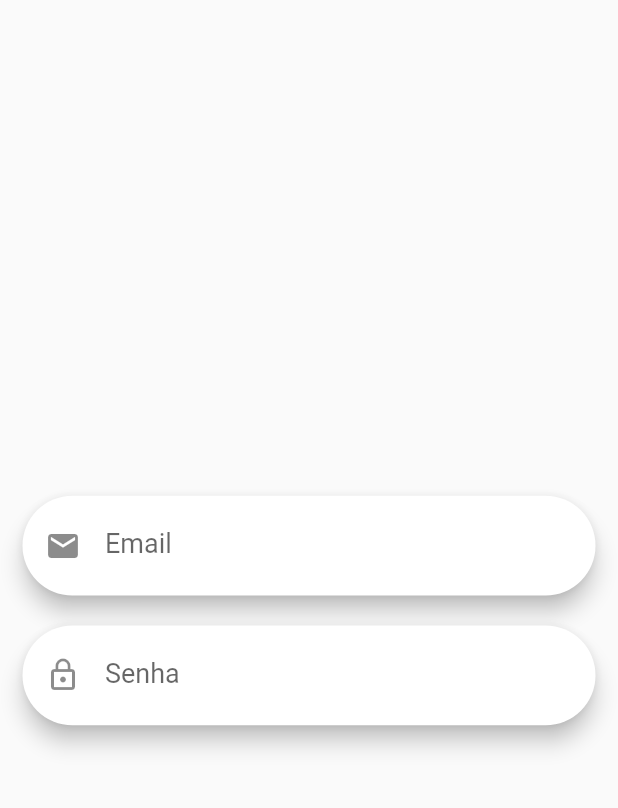
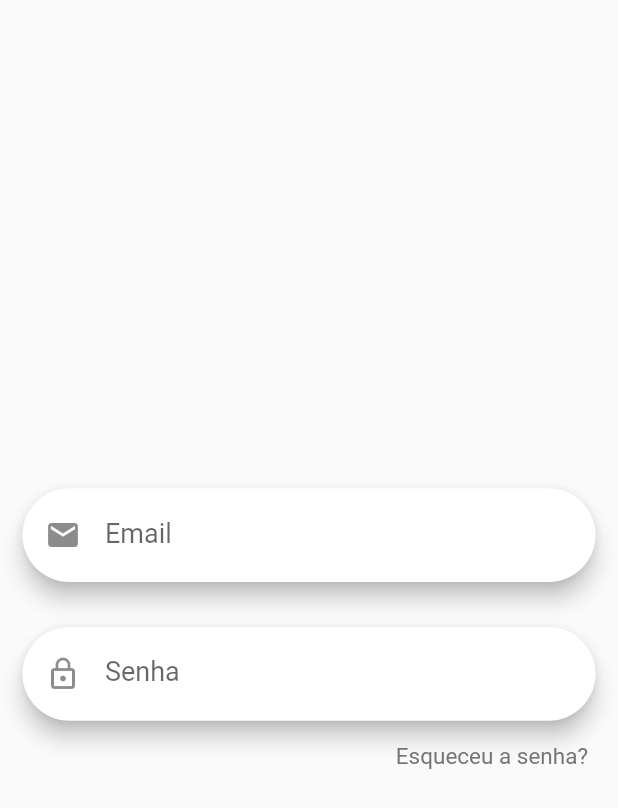
Before and after one commit to matheusrmribeiro/EquipmentMaintenance, a Flutter app: the Fields widget shown alone on an empty page, opened directly, on a phone screen of 412 x 824 dp. Shown: the top 808 px of the screen. Run offline on Flutter 3.47's test engine with Material 2 defaults, Android fonts, the phone set to English and light mode, and no system bars; our stand-ins replace cloud_firestore, date_format, firebase_auth, flutter_speed_dial, qr_flutter, rxdart; missing offline and left inert: barcode_scan, bloc_pattern, esys_flutter_share; accounts and stored records are empty; statements that could not run were skipped.

Commit message:
Login layout improvement
Created a new widget customTextFormField

```diff
--- a/lib/api/firebaseConnection.dart
+++ b/lib/api/firebaseConnection.dart
@@ -36,11 +36,13 @@ class FirebaseConnection{
 
   Future<User> getCurrentUserObject() async {
     User user = User();
-    var objeto = await currentUserObject();
+    FirebaseUser objeto = await currentUserObject();
 
-    DocumentSnapshot document = await Firestore.instance.collection("users").document(objeto.uid).get();
-    if (document.data != null)
-      user.toClass(document.documentID, document.data);
+    if (objeto!=null){
+      DocumentSnapshot document = await Firestore.instance.collection("users").document(objeto.uid).get();
+      if (document.data != null)
+        user.toClass(document.documentID, document.data);
+    }
 
     return user;
   }
--- a/lib/views/login.dart
+++ b/lib/views/login.dart
@@ -1,9 +1,9 @@
 import 'dart:ui';
 import 'package:bloc_pattern/bloc_pattern.dart';
 import 'package:flutter/material.dart';
-import 'package:font_awesome_flutter/font_awesome_flutter.dart';
-import 'package:qrcode/bloc/blocAuth.dart';
-import 'package:qrcode/bloc/blocLogin.dart';
+import '../bloc/blocAuth.dart';
+import '../bloc/blocLogin.dart';
+import '../widgets/customTextFormField.dart';
 
 final formKey = GlobalKey<FormState>();
 
@@ -57,54 +57,37 @@ class Fields extends StatelessWidget {
       mainAxisAlignment: MainAxisAlignment.center,
       crossAxisAlignment: CrossAxisAlignment.start,
       children: <Widget>[
-        Card(
-          elevation: 6,
-          margin: EdgeInsets.fromLTRB(15, 5, 15, 5),
-          shape: RoundedRectangleBorder(
-            borderRadius: BorderRadius.circular(50.0),
-          ),
-          child: Container(
-            padding: EdgeInsets.fromLTRB(15, 2, 2, 2),
-            child: TextFormField(
-              key: Key('email'),
+        CustomTextForm(
+          textKey: Key('email'),
           keyboardType: TextInputType.emailAddress,
-              decoration: InputDecoration(
-                labelText: 'Email',
-                icon: Icon(Icons.email),
-                border: InputBorder.none,
-              ),
-              style: TextStyle(
-                fontSize: 18
-              ),
+          label: 'Email',
+          icon: Icons.email,
           validator: BlocLogin.validateEmail,
           onSaved: (value) => bloc.inEmail.add(value),
-            )
         ),
-        ),
-        Card(
-          elevation: 6,
-          margin: EdgeInsets.all(15),
-          shape: RoundedRectangleBorder(
-            borderRadius: BorderRadius.circular(50.0),
-          ),
-          child: Container(
-            padding: EdgeInsets.fromLTRB(15, 2, 2, 2),
-            child: TextFormField(
-              key: Key('password'),
-              decoration: InputDecoration(
-                labelText: 'Senha',
-                icon: Icon(Icons.lock_outline),
-                border: InputBorder.none,
-              ),
-              style: TextStyle(
-                fontSize: 18
-              ),
+        CustomTextForm(
+          textKey: Key('password'),
+          label: 'Senha',
+          icon: Icons.lock_outline,
           obscureText: true,
           validator: BlocLogin.validatePassword,
           onSaved: (value) => bloc.inPassword.add(value),
         ),
+        Align(
+          alignment: Alignment.bottomRight,
+          child: Container(
+            margin: EdgeInsets.only(right: 20),
+            child: GestureDetector(
+              onTap: (){},
+              child: Text("Esqueceu a senha?",
+                style: TextStyle(
+                  fontSize: 15,
+                  color: Colors.grey[600]
+                ),
+              ),
+            ),
+          ),
         )
-        ),
       ]
     );
   }
@@ -165,11 +148,31 @@ class SubmitButtons extends StatelessWidget {
                 shape: RoundedRectangleBorder(borderRadius: BorderRadius.circular(30.0))
               ),
             ),
-            FlatButton(
-              child: Text('Criar uma conta', style: TextStyle(fontSize: 20.0)),
+            Container(
+              margin: EdgeInsets.fromLTRB(5, 0, 5, 5),
+              child: Row(
+                crossAxisAlignment: CrossAxisAlignment.center,
+                mainAxisAlignment: MainAxisAlignment.center,
+                children: <Widget>[
+                  Text("Ainda não tem uma conta? "),
+                  GestureDetector(
+                    onTap: (){},
+                    child: Text("Cria conta",
+                      style: TextStyle(
+                        fontSize: 15,
+                        fontWeight: FontWeight.bold,
+                        color: Theme.of(context).primaryColor
+                      )
+                    ),
+                  ),
+                  /*FlatButton(
+                    child: Text('Criar conta', style: TextStyle(fontSize: 20.0)),
                     onPressed: moveToRegister,
                     shape: RoundedRectangleBorder(borderRadius: BorderRadius.circular(30.0))
+                  ),*/
+                ],
               ),
+            )
           ],
         );
       },
--- /dev/null
+++ b/lib/widgets/customTextFormField.dart
@@ -0,0 +1,51 @@
+import 'package:flutter/material.dart';
+
+class CustomTextForm extends StatelessWidget {
+  CustomTextForm({this.textKey,
+    this.keyboardType,
+    this.label,
+    this.icon,
+    this.obscureText = false,
+    this.validator,
+    this.onSaved,
+    this.onChanged});
+
+  final Key textKey;
+  final TextInputType keyboardType;
+  final String label;
+  final IconData icon;
+  final bool obscureText;
+  final FormFieldValidator<String> validator;
+  final FormFieldSetter<String> onSaved;
+  final ValueChanged<String> onChanged;
+
+  @override
+  Widget build(BuildContext context) {
+    return Card(
+      elevation: 6,
+      margin: EdgeInsets.all(15),
+      shape: RoundedRectangleBorder(
+        borderRadius: BorderRadius.circular(50.0),
+      ),
+      child: Container(
+        padding: EdgeInsets.fromLTRB(15, 0, 2, 0),
+        child: TextFormField(
+          keyboardType: keyboardType,
+          key: textKey,
+          decoration: InputDecoration(
+            labelText: label,
+            icon: Icon(icon),
+            border: InputBorder.none,
+          ),
+          style: TextStyle(
+            fontSize: 18
+          ),
+          obscureText: obscureText,
+          validator: validator,
+          onSaved: onSaved,
+          onChanged: onChanged,
+        ),
+      )
+    );
+  }
+}
```
Also changed, not shown: 1 other file. Lines whose indentation alone changed are shown as unchanged.
